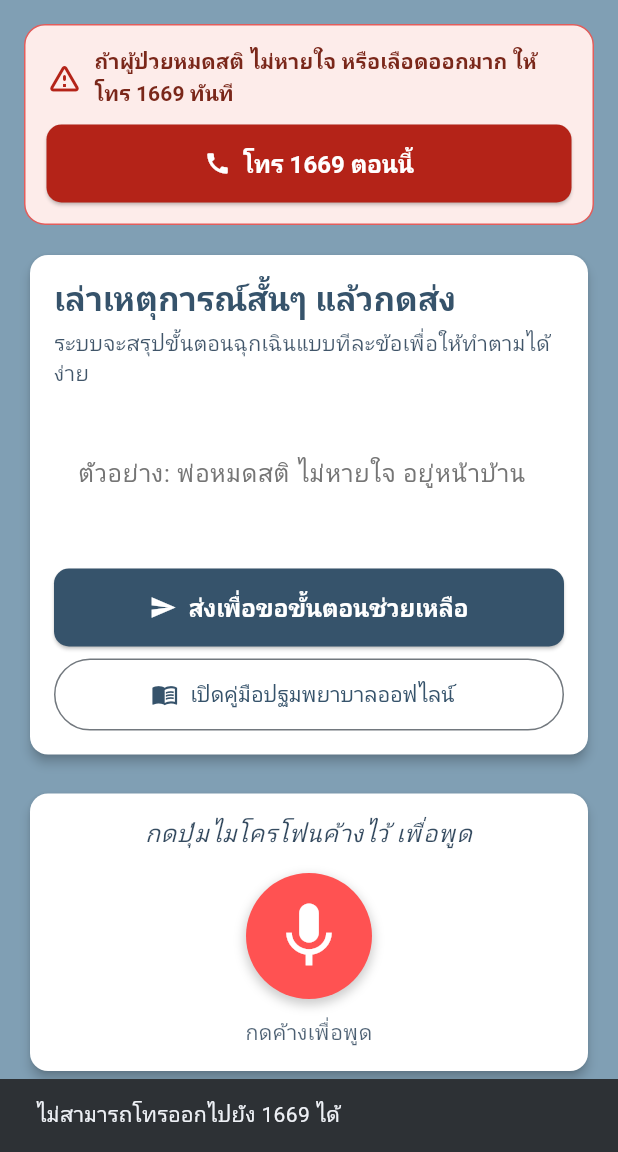
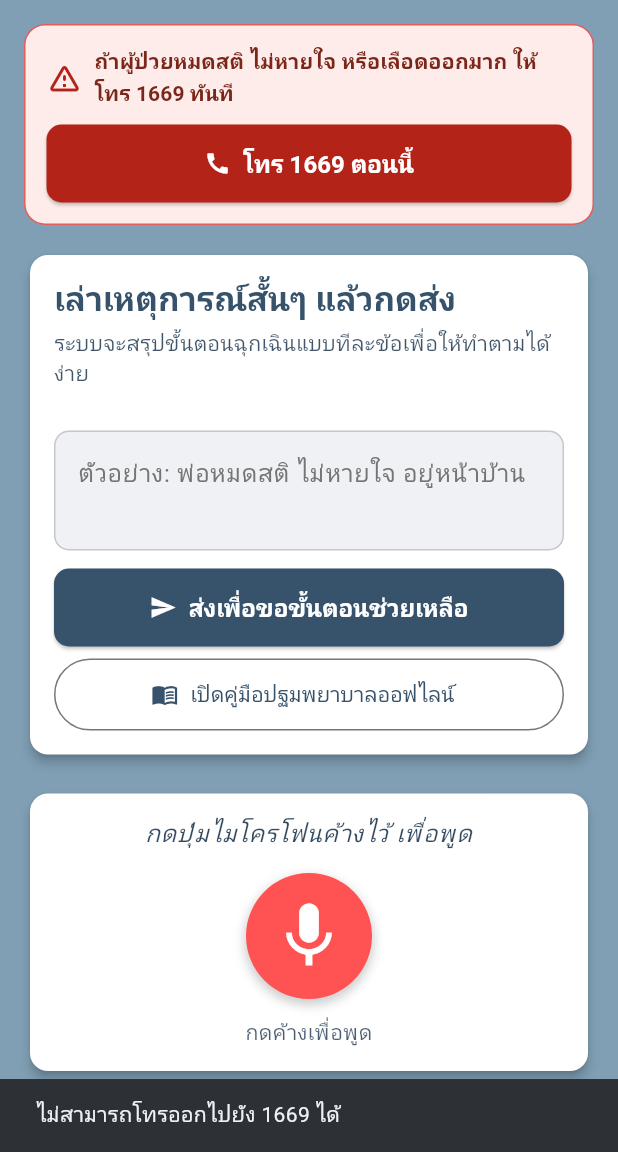
Before and after one commit to ByStanderApp/ByStander, a Flutter app: the screen it shows after launch, after a tap on "โทร 1669 ตอนนี้", on a phone screen of 412 x 824 dp, the part 84-1236 px from its top. Run offline on Flutter 3.47's test engine with Material 3 defaults, Android fonts, the phone set to English and light mode, and no system bars; our stand-ins replace audioplayers, cloud_firestore, csv, firebase_auth, firebase_core, flutter_map and 7 more; missing offline and left inert: dart:html; accounts and stored records are empty; Roboto replaces fonts that are missing (Sarabun); project files that could hold a hidden picture were left out.

Commit message:
fix home self/friend choice UI

```diff
--- a/bystander_frontend/lib/screens/home_screen.dart
+++ b/bystander_frontend/lib/screens/home_screen.dart
@@ -5,6 +5,7 @@ import 'package:flutter/material.dart';
 import 'package:speech_to_text/speech_to_text.dart' as stt;
 import 'package:permission_handler/permission_handler.dart';
 import 'package:bystander_frontend/services/api_service.dart';
+import 'package:bystander_frontend/services/friend_name_lookup.dart';
 import 'package:bystander_frontend/screens/comprehensive_guidance_screen.dart';
 import 'package:bystander_frontend/screens/general_first_aid_screen.dart';
 import 'package:bystander_frontend/screens/general_info_screen.dart';
@@ -67,16 +68,21 @@ class _HomeScreenState extends State<HomeScreen> {
           .doc(user.uid)
           .collection('friends')
           .get();
-      final list = <_HomeFriendOption>[];
-      for (final d in snap.docs) {
+      final list = await Future.wait(
+        snap.docs.map((d) async {
           final data = d.data();
-        final first = (data['otherFirstName'] as String?)?.trim() ?? '';
-        final last = (data['otherLastName'] as String?)?.trim() ?? '';
+          var first = (data['otherFirstName'] as String?)?.trim() ?? '';
+          var last = (data['otherLastName'] as String?)?.trim() ?? '';
           final email = (data['otherEmail'] as String?)?.trim() ?? '';
-        var label = [first, last].where((s) => s.isNotEmpty).join(' ');
-        if (label.isEmpty) label = email.isNotEmpty ? email : 'เพื่อน';
-        list.add(_HomeFriendOption(uid: d.id, label: label));
+          if (email.isNotEmpty) {
+            final lookup = await lookupNameFromUserLookup(email);
+            if (first.isEmpty) first = lookup['firstName'] ?? '';
+            if (last.isEmpty) last = lookup['lastName'] ?? '';
           }
+          final label = formatFriendListLabel(first, last, email);
+          return _HomeFriendOption(uid: d.id, label: label);
+        }),
+      );
       if (!mounted) return;
       setState(() {
         _friendOptions
@@ -375,13 +381,6 @@ class _HomeScreenState extends State<HomeScreen> {
                   child: Column(
                     crossAxisAlignment: CrossAxisAlignment.start,
                     children: [
-                      Row(
-                        crossAxisAlignment: CrossAxisAlignment.start,
-                        children: [
-                          Expanded(
-                            child: Column(
-                              crossAxisAlignment: CrossAxisAlignment.start,
-                              children: [
                       Text(
                         'เล่าเหตุการณ์สั้นๆ แล้วกดส่ง',
                         style: appTextTheme.titleLarge?.copyWith(
@@ -397,14 +396,19 @@ class _HomeScreenState extends State<HomeScreen> {
                               ?.withValues(alpha: 0.8),
                         ),
                       ),
-                              ],
+                      if (isLoggedIn) ...[
+                        const SizedBox(height: 12),
+                        Text(
+                          _promptForFriend
+                              ? 'ระบบจะใช้ข้อมูลโปรไฟล์/ประวัติตามเพื่อนที่เลือกในการช่วยสร้างคำแนะนำ'
+                              : 'ระบบจะใช้ข้อมูลจากบัญชีของคุณ',
+                          style: appTextTheme.bodySmall?.copyWith(
+                            color: appTextTheme.bodySmall?.color
+                                ?.withValues(alpha: 0.75),
                           ),
                         ),
-                          if (isLoggedIn) ...[
-                            const SizedBox(width: 12),
-                            Align(
-                              alignment: Alignment.topRight,
-                              child: Wrap(
+                        const SizedBox(height: 8),
+                        Wrap(
                           spacing: 8,
                           runSpacing: 8,
                           children: [
@@ -425,13 +429,11 @@ class _HomeScreenState extends State<HomeScreen> {
                             ),
                           ],
                         ),
+                      ],
+                      SizedBox(
+                        height: (isLoggedIn && _promptForFriend) ? 6 : 14,
                       ),
-                          ],
-                        ],
-                      ),
-                      const SizedBox(height: 14),
                       if (isLoggedIn && _promptForFriend) ...[
-                        const SizedBox(height: 10),
                         if (_loadingFriends)
                           const Padding(
                             padding: EdgeInsets.symmetric(vertical: 8),
@@ -448,15 +450,40 @@ class _HomeScreenState extends State<HomeScreen> {
                             ),
                           )
                         else
-                          InputDecorator(
-                            decoration: const InputDecoration(
-                              labelText: 'เลือกเพื่อน',
-                              border: OutlineInputBorder(),
+                          Column(
+                            crossAxisAlignment: CrossAxisAlignment.stretch,
+                            children: [
+                              Text(
+                                'เลือกเพื่อน',
+                                style: appTextTheme.labelMedium?.copyWith(
+                                  color: appTextTheme.bodySmall?.color
+                                      ?.withValues(alpha: 0.75),
+                                ),
+                              ),
+                              const SizedBox(height: 6),
+                              Theme(
+                                data: Theme.of(context).copyWith(
+                                  visualDensity: VisualDensity.compact,
+                                  materialTapTargetSize:
+                                      MaterialTapTargetSize.shrinkWrap,
+                                ),
+                                child: InputDecorator(
+                                  decoration: InputDecoration(
                                     isDense: true,
+                                    contentPadding:
+                                        const EdgeInsets.symmetric(
+                                      horizontal: 12,
+                                      vertical: 4,
+                                    ),
+                                    border: OutlineInputBorder(
+                                      borderRadius: BorderRadius.circular(10),
+                                    ),
                                   ),
                                   child: DropdownButtonHideUnderline(
                                     child: DropdownButton<String>(
+                                      isDense: true,
                                       isExpanded: true,
+                                      padding: EdgeInsets.zero,
                                       value: _selectedFriendUid,
                                       hint: const Text('แตะเพื่อเลือก'),
                                       items: _friendOptions
@@ -465,27 +492,20 @@ class _HomeScreenState extends State<HomeScreen> {
                                               value: f.uid,
                                               child: Text(
                                                 f.label,
-                                          overflow: TextOverflow.ellipsis,
+                                                overflow:
+                                                    TextOverflow.ellipsis,
                                               ),
                                             ),
                                           )
                                           .toList(),
-                                onChanged: (v) =>
-                                    setState(() => _selectedFriendUid = v),
+                                      onChanged: (v) => setState(
+                                        () => _selectedFriendUid = v,
+                                      ),
+                                    ),
                                   ),
                                 ),
                               ),
                             ],
-                      if (isLoggedIn) ...[
-                        const SizedBox(height: 6),
-                        Text(
-                          _promptForFriend
-                              ? 'ระบบจะใช้ข้อมูลโปรไฟล์/ประวัติตามเพื่อนที่เลือกในการช่วยสร้างคำแนะนำ'
-                              : 'ระบบจะใช้ข้อมูลจากบัญชีของคุณ',
-                          style: appTextTheme.bodySmall?.copyWith(
-                            color: appTextTheme.bodySmall?.color
-                                ?.withValues(alpha: 0.75),
-                          ),
                           ),
                       ],
                       const SizedBox(height: 14),
@@ -493,6 +513,16 @@ class _HomeScreenState extends State<HomeScreen> {
                         controller: _textEditingController,
                         decoration: InputDecoration(
                           hintText: 'ตัวอย่าง: พ่อหมดสติ ไม่หายใจ อยู่หน้าบ้าน',
+                          filled: true,
+                          fillColor: appColorScheme.surfaceContainerHighest
+                              .withValues(alpha: 0.5),
+                          enabledBorder: OutlineInputBorder(
+                            borderRadius: BorderRadius.circular(10),
+                            borderSide: BorderSide(
+                              color: appColorScheme.outline
+                                  .withValues(alpha: 0.35),
+                            ),
+                          ),
                           suffixIcon: _textEditingController.text.isNotEmpty
                               ? IconButton(
                                   icon: Icon(Icons.clear,
```
Also changed, not shown: bystander_frontend/lib/services/friend_name_lookup.dart (added, +43 -0 lines). Lines whose indentation alone changed are shown as unchanged.
